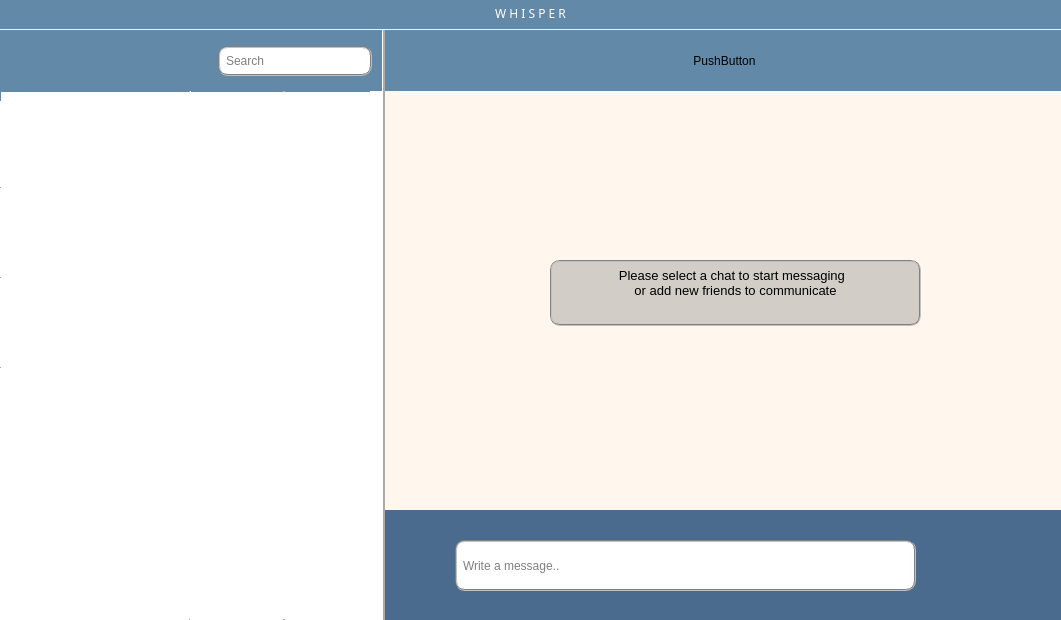
Qt form Client/client.ui (a-mkrv/Chat) before a commit.
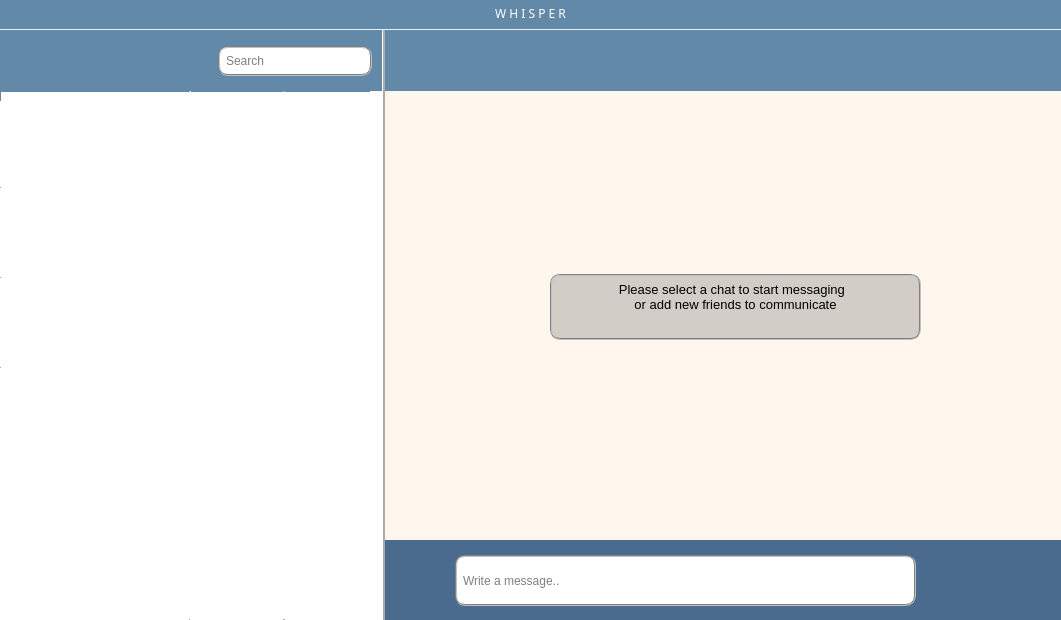
The same form after that commit. Icons and pictures are not drawn.

The edit to the form file:
```diff
--- a/Client/client.ui
+++ b/Client/client.ui
@@ -62,9 +62,9 @@
     <property name="geometry">
      <rect>
       <x>385</x>
-      <y>510</y>
+      <y>540</y>
       <width>678</width>
-      <height>111</height>
+      <height>81</height>
      </rect>
     </property>
     <property name="styleSheet">
@@ -77,7 +77,7 @@
      <property name="geometry">
       <rect>
        <x>607</x>
-       <y>31</y>
+       <y>16</y>
        <width>51</width>
        <height>51</height>
       </rect>
@@ -108,7 +108,7 @@
      <property name="geometry">
       <rect>
        <x>230</x>
-       <y>40</y>
+       <y>21</y>
        <width>201</width>
        <height>41</height>
       </rect>
@@ -130,7 +130,7 @@
      <property name="geometry">
       <rect>
        <x>536</x>
-       <y>31</y>
+       <y>16</y>
        <width>51</width>
        <height>51</height>
       </rect>
@@ -172,7 +172,7 @@
      <property name="geometry">
       <rect>
        <x>70</x>
-       <y>30</y>
+       <y>15</y>
        <width>461</width>
        <height>51</height>
       </rect>
@@ -194,7 +194,7 @@
      <property name="geometry">
       <rect>
        <x>10</x>
-       <y>31</y>
+       <y>16</y>
        <width>51</width>
        <height>51</height>
       </rect>
@@ -1247,13 +1247,13 @@
       <x>385</x>
       <y>91</y>
       <width>677</width>
-      <height>421</height>
+      <height>450</height>
      </rect>
     </property>
     <property name="maximumSize">
      <size>
       <width>677</width>
-      <height>421</height>
+      <height>450</height>
      </size>
     </property>
     <property name="styleSheet">
@@ -1274,8 +1274,8 @@
      <rect>
       <x>385</x>
       <y>91</y>
-      <width>678</width>
-      <height>421</height>
+      <width>677</width>
+      <height>448</height>
      </rect>
     </property>
    </widget>
@@ -1372,7 +1372,7 @@
     <property name="geometry">
      <rect>
       <x>550</x>
-      <y>260</y>
+      <y>274</y>
       <width>371</width>
       <height>66</height>
      </rect>
@@ -1440,22 +1440,6 @@
      <bool>false</bool>
     </property>
    </widget>
-   <widget class="QPushButton" name="pushButton_6">
-    <property name="geometry">
-     <rect>
-      <x>384</x>
-      <y>30</y>
-      <width>681</width>
-      <height>61</height>
-     </rect>
-    </property>
-    <property name="text">
-     <string>PushButton</string>
-    </property>
-    <property name="flat">
-     <bool>true</bool>
-    </property>
-   </widget>
    <zorder>widget_2</zorder>
    <zorder>line</zorder>
    <zorder>userList</zorder>
```
Left out of the diff: 1 changed line with no effect on the pictures.
